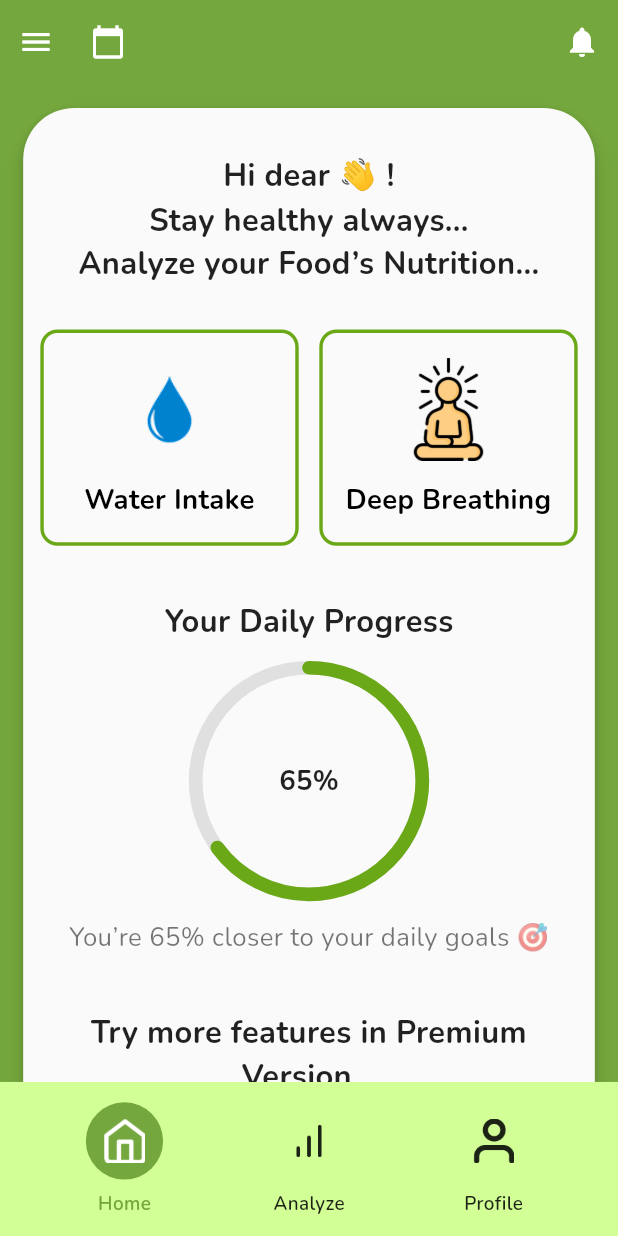
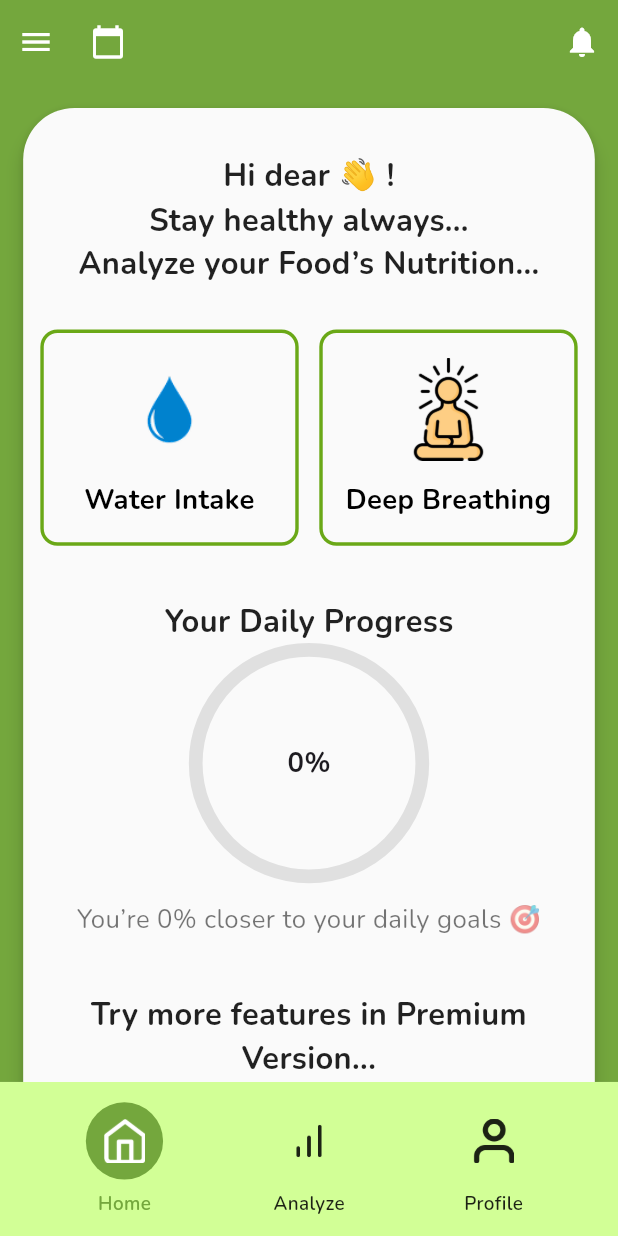
Before and after one commit to Maleha-Younus/Health_Heaven, a Flutter app: the screen it shows after launch, after a tap on "Login", on a phone screen of 412 x 824 dp. Run offline on Flutter 3.47's test engine with Material 3 defaults, Android fonts, the phone set to English and light mode, and no system bars; drawn by our look-alikes of percent_indicator; our stand-ins replace dropdown_button2, flutter_otp_text_field, flutter_screenutil, google_fonts, image_picker, simple_circular_progress_bar.

Commit message:
Updated Screen ,Completed

```diff
--- /dev/null
+++ b/lib/Controller/Water_provider.dart
@@ -0,0 +1,40 @@
+import 'package:flutter/material.dart';
+
+class WaterProvider extends ChangeNotifier {
+  double _progress = 0.0;
+  double _goalLitres = 2.7;
+  double _currentLitres = 0.0;
+  int _filledCups = 0;
+
+  double get progress => _progress;
+  double get currentLitres => _currentLitres;
+  double get goalLitres => _goalLitres;
+  int get filledCups => _filledCups;
+
+  void addWater(double litre) {
+    _currentLitres += litre;
+    if (_currentLitres > _goalLitres) _currentLitres = _goalLitres;
+
+    // 🔹 Update cups count based on litres
+    double litrePerCup = _goalLitres / 20;
+    _filledCups = (_currentLitres / litrePerCup).round();
+
+    _progress = _currentLitres / _goalLitres;
+    notifyListeners();
+  }
+
+  void setCups(int cups) {
+    _filledCups = cups;
+    double litrePerCup = _goalLitres / 20;
+    _currentLitres = _filledCups * litrePerCup;
+    _progress = _currentLitres / _goalLitres;
+    notifyListeners();
+  }
+
+  void resetWater() {
+    _currentLitres = 0;
+    _filledCups = 0;
+    _progress = 0;
+    notifyListeners();
+  }
+}
--- a/lib/main.dart
+++ b/lib/main.dart
@@ -1,5 +1,6 @@
 import 'package:flutter/material.dart';
 import 'package:flutter_screenutil/flutter_screenutil.dart';
+import 'package:healthy_heaven/Controller/Water_provider.dart';
 
 import 'package:healthy_heaven/view/Home/WaterIntakePanel2.dart';
 import 'package:healthy_heaven/view/Home/home.dart';
@@ -29,6 +30,7 @@ class MyApp extends StatelessWidget {
           providers: [
             ChangeNotifierProvider(create: (_) => NavbarController()),
             ChangeNotifierProvider(create: (_) => NutritionViewModel()),
+            ChangeNotifierProvider(create: (_) => WaterProvider()),
           ],
           child: MaterialApp(
             debugShowCheckedModeBanner: false,
--- a/lib/model/nutrition_viewmodel.dart
+++ b/lib/model/nutrition_viewmodel.dart
@@ -19,7 +19,7 @@ class NutritionViewModel extends ChangeNotifier {
     try {
       final data = await _apiService.fetchNutrition(ingredient);
 
-      // ✅ Simplified — directly assign data
+      //  Simplified — directly assign data
       if (data != null && data.isNotEmpty) {
         nutritionData = data;
       } else {
--- a/lib/view/Home/AboutApp.dart
+++ b/lib/view/Home/AboutApp.dart
@@ -11,7 +11,7 @@ class AboutApp extends StatelessWidget {
     return Scaffold(
       appBar: AppBar(
         iconTheme: const IconThemeData(
-          color: Colors.white, // 👈 Back button color set to white
+          color: Colors.white, //  Back button color set to white
         ),
         backgroundColor: const Color(0xff74A73D),
         title: Text("About App", style: GoogleFonts.ubuntu(color: Colors.white)),
--- a/lib/view/Home/Analyze.dart
+++ b/lib/view/Home/Analyze.dart
@@ -56,7 +56,7 @@ class _MealScreenState extends State<MealScreen> {
             icon: const Icon(
               Icons.menu,
               color: Colors.white,
-            ), // 👈 Menu icon white
+            ), //  Menu icon white
             onPressed: () {
               Scaffold.of(context).openDrawer();
             },
@@ -66,7 +66,7 @@ class _MealScreenState extends State<MealScreen> {
               icon: const Icon(
                 Icons.notifications,
                 color: Colors.white,
-              ), // 👈 Notification icon white
+              ), //  Notification icon white
               onPressed: () {
                 Navigator.push(
                   context,
--- a/lib/view/Home/PrivacyPolicy.dart
+++ b/lib/view/Home/PrivacyPolicy.dart
@@ -11,7 +11,7 @@ class PrivacyPolicy extends StatelessWidget {
     return Scaffold(
       appBar: AppBar(
         iconTheme: const IconThemeData(
-          color: Colors.white, // 👈 Back button color set to white
+          color: Colors.white, //  Back button color set to white
         ),
         backgroundColor: const Color(0xff74A73D),
         title: Text(heading, style: GoogleFonts.ubuntu(color: Colors.white)),
--- a/lib/view/Home/Settings.dart
+++ b/lib/view/Home/Settings.dart
@@ -33,7 +33,7 @@ class _SettingsScreenState extends State<SettingsScreen> {
           icon: const Icon(
             Icons.menu,
             color: Colors.white,
-          ), // 👈 Menu icon white
+          ), //  Menu icon white
           onPressed: () {
             _key.currentState?.openDrawer();
           },
@@ -43,7 +43,7 @@ class _SettingsScreenState extends State<SettingsScreen> {
             icon: const Icon(
               Icons.notifications,
               color: Colors.white,
-            ), // 👈 Notification icon white
+            ), //  Notification icon white
             onPressed: () {
               Navigator.push(
                 context,
--- a/lib/view/Home/drawer.dart
+++ b/lib/view/Home/drawer.dart
@@ -16,7 +16,7 @@ class DrawerScreen extends StatelessWidget {
         child: Column(
           crossAxisAlignment: CrossAxisAlignment.start,
           children: [
-            // 🔹 Space for your logo / user info
+            //  Space for your logo / user info
             const SizedBox(height: 40),
             Padding(
               padding: EdgeInsets.symmetric(horizontal: 20),
@@ -33,7 +33,7 @@ class DrawerScreen extends StatelessWidget {
 
             const SizedBox(height: 30),
 
-            // 🔹 Drawer Items List
+            //  Drawer Items List
             Expanded(
               child: ListView(
                 children: [
@@ -104,7 +104,7 @@ class DrawerScreen extends StatelessWidget {
               ),
             ),
 
-            // 🔹 Logout Button
+            //  Logout Button
             Padding(
               padding: const EdgeInsets.all(20.0),
               child: GestureDetector(
--- a/lib/view/Home/home.dart
+++ b/lib/view/Home/home.dart
@@ -1,12 +1,14 @@
 import 'package:flutter/material.dart';
 import 'package:flutter_screenutil/flutter_screenutil.dart';
 import 'package:google_fonts/google_fonts.dart';
+import 'package:healthy_heaven/Controller/Water_provider.dart';
 import 'package:healthy_heaven/view/Home/Meditation.dart';
 import 'package:healthy_heaven/view/Home/WaterIntake.dart';
 import 'package:healthy_heaven/view/Home/WaterIntakePanel2.dart';
 import 'package:healthy_heaven/view/Home/notification.dart';
 import 'package:healthy_heaven/view/widgets/reusable_homecard.dart';
 import 'package:percent_indicator/percent_indicator.dart';
+import 'package:provider/provider.dart';
 
 class HomeScreen extends StatefulWidget {
   const HomeScreen({super.key});
@@ -130,7 +132,7 @@ class _HomeScreenState extends State<HomeScreen> {
                         ),
                         25.verticalSpace,
 
-                        /// ✅ Two containers in a row
+                        ///  Two containers in a row
                         Row(
                           mainAxisAlignment: MainAxisAlignment.spaceEvenly,
                           children: [
@@ -152,7 +154,7 @@ class _HomeScreenState extends State<HomeScreen> {
 
                         30.verticalSpace,
 
-                        /// ✅ 🟩 Animated Daily Progress Section
+                        ///  Animated Daily Progress Section
                         Text(
                           "Your Daily Progress",
                           style: GoogleFonts.nunito(
@@ -161,19 +163,22 @@ class _HomeScreenState extends State<HomeScreen> {
                             color: Colors.black87,
                           ),
                         ),
-                        10.verticalSpace,
+                        Consumer<WaterProvider>(
+  builder: (context, waterProvider, child) {
+    double percent = waterProvider.progress;
+    return Column(
+      children: [
         CircularPercentIndicator(
-                          radius: 70.w, // size of circle
-                          lineWidth: 8.w, // thickness
-                          percent: 0.65, // 65% example
+          radius: 70.w,
+          lineWidth: 8.w,
+          percent: percent,
           animation: true,
-                          animationDuration: 1200,
+          animationDuration: 1000,
           center: Text(
-                            "65%",
+            "${(percent * 100).toInt()}%",
             style: GoogleFonts.nunito(
               fontSize: 16.sp,
               fontWeight: FontWeight.bold,
-                              color: Colors.black87,
             ),
           ),
           progressColor: const Color(0xff6AA817),
@@ -182,16 +187,21 @@ class _HomeScreenState extends State<HomeScreen> {
         ),
         10.verticalSpace,
         Text(
-                          "You’re 65% closer to your daily goals 🎯",
+          "You’re ${(percent * 100).toInt()}% closer to your daily goals 🎯",
           style: GoogleFonts.nunito(
             fontSize: 15.sp,
             color: Colors.black54,
           ),
         ),
+      ],
+    );
+  },
+),
+
 
                         30.verticalSpace,
 
-                        /// ✅ Premium features section
+                        ///  Premium features section
                         Text(
                           "Try more features in Premium Version...",
                           textAlign: TextAlign.center,
@@ -203,7 +213,7 @@ class _HomeScreenState extends State<HomeScreen> {
                         ),
                         20.verticalSpace,
 
-                        /// ✅ Horizontal scroll with reusable cards
+                        ///  Horizontal scroll with reusable cards
                         SingleChildScrollView(
                           scrollDirection: Axis.horizontal,
                           child: Row(
--- a/lib/view/authentication/CreateNewPassword.dart
+++ b/lib/view/authentication/CreateNewPassword.dart
@@ -51,7 +51,7 @@ class _CreateNewPasswordScreenState extends State<CreateNewPasswordScreen> {
         backgroundColor: const Color.fromARGB(0, 231, 228, 228),
         elevation: 0,
         iconTheme: const IconThemeData(
-          color: Colors.white, // 👈 Back button color set to white
+          color: Colors.white, // Back button color set to white
         ),
       ),
       body: Padding(
--- a/lib/view/authentication/ForgotPassword.dart
+++ b/lib/view/authentication/ForgotPassword.dart
@@ -48,7 +48,7 @@ class _ForgotPasswordState extends State<ForgotPassword> {
         backgroundColor: const Color.fromARGB(0, 231, 228, 228),
         elevation: 0,
         iconTheme: const IconThemeData(
-          color: Colors.white, // 👈 Back button color set to white
+          color: Colors.white, //  Back button color set to white
         ),
       ),
 
--- a/lib/view/authentication/LoginScreen.dart
+++ b/lib/view/authentication/LoginScreen.dart
@@ -49,7 +49,7 @@ class _LoginScreenState extends State<LoginScreen> {
         backgroundColor: const Color.fromARGB(0, 231, 228, 228),
         elevation: 0,
         iconTheme: const IconThemeData(
-          color: Colors.white, // 👈 Back button color set to white
+          color: Colors.white, //  Back button color set to white
         ),
       ),
       body: Padding(
--- a/lib/view/authentication/OTPScreen.dart
+++ b/lib/view/authentication/OTPScreen.dart
@@ -49,7 +49,7 @@ class _OTPScreenState extends State<OTPScreen> {
         backgroundColor: const Color.fromARGB(0, 231, 228, 228),
         elevation: 0,
         iconTheme: const IconThemeData(
-          color: Colors.white, // 👈 Back button color set to white
+          color: Colors.white, // Back button color set to white
         ),
       ),
 
--- a/lib/view/authentication/SignupScreen.dart
+++ b/lib/view/authentication/SignupScreen.dart
@@ -22,7 +22,7 @@ class _SignUpScreenState extends State<SignUpScreen> {
           backgroundColor: const Color.fromARGB(0, 231, 228, 228),
           elevation: 0,
           iconTheme: const IconThemeData(
-            color: Colors.white, // 👈 Back button color set to white
+            color: Colors.white, //  Back button color set to white
           ),
         ),
 
--- a/lib/view/widgets/bottom_navbar.dart
+++ b/lib/view/widgets/bottom_navbar.dart
@@ -105,7 +105,7 @@ class _NavBarScreenState extends State<NavBarScreen> {
         child: Column(
           mainAxisAlignment: MainAxisAlignment.center,
           children: [
-            // ✅ Green Circle with Icon
+            //  Green Circle with Icon
             Container(
               width: 45.w,
               height: 45.h,
@@ -125,7 +125,7 @@ class _NavBarScreenState extends State<NavBarScreen> {
               ),
             ),
             5.verticalSpace,
-            // ✅ Label Text
+            //  Label Text
             Text(
               navItem.label,
               style: TextStyle(
--- a/lib/view/widgets/profile_textfield.dart
+++ b/lib/view/widgets/profile_textfield.dart
@@ -21,7 +21,7 @@ class AppTextField extends StatelessWidget {
     return TextFormField(
       keyboardType: keyboardType,
       decoration: InputDecoration(
-        // 👇 Better padding for typing comfort
+        //  Better padding for typing comfort
         contentPadding: EdgeInsets.symmetric(horizontal: 14.w, vertical: 14.h),
 
         hintText: hintText,
@@ -31,13 +31,13 @@ class AppTextField extends StatelessWidget {
           fontWeight: FontWeight.w400,
         ),
 
-        // 👇 Optional icons
+        //  Optional icons
         prefixIcon: icon != null
             ? Icon(icon, color: const Color(0xff570AD4))
             : null,
         suffixIcon: suffix,
 
-        // 👇 Better borders for consistent UI
+        //  Better borders for consistent UI
         enabledBorder: OutlineInputBorder(
           borderRadius: BorderRadius.circular(10.r),
           borderSide: const BorderSide(color: Color(0xffDADADA)),
```
Also changed, not shown: lib/view/Home/WaterCupScreen.dart (+10 -27 lines), lib/view/Home/WaterLitreScreen.dart (+28 -15 lines), lib/view/Home/myProfile.dart (+8 -1 lines), lib/view/authentication/SplashScreen.dart (+0 -59 lines). Lines whose indentation alone changed are shown as unchanged.
